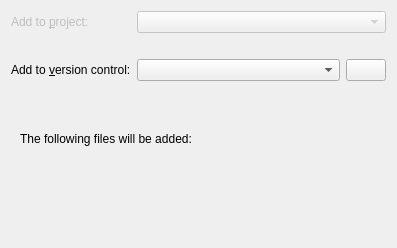
Qt form src/plugins/projectexplorer/projectwizardpage.ui (qt-creator/qt-creator) before a commit.
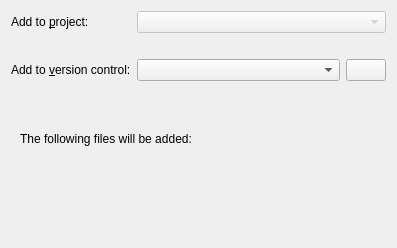
The same form after that commit. Custom widgets are drawn as their Qt base class.

Commit message: ProjectExplorer: Enable "Add to project" label in wizard

Patch:
```diff
--- a/src/plugins/projectexplorer/projectwizardpage.ui
+++ b/src/plugins/projectexplorer/projectwizardpage.ui
@@ -18,9 +18,6 @@
     <layout class="QGridLayout" name="gridLayout">
      <item row="0" column="0">
       <widget class="QLabel" name="projectLabel">
-       <property name="enabled">
-        <bool>false</bool>
-       </property>
        <property name="text">
         <string>Add to &amp;project:</string>
        </property>
```
